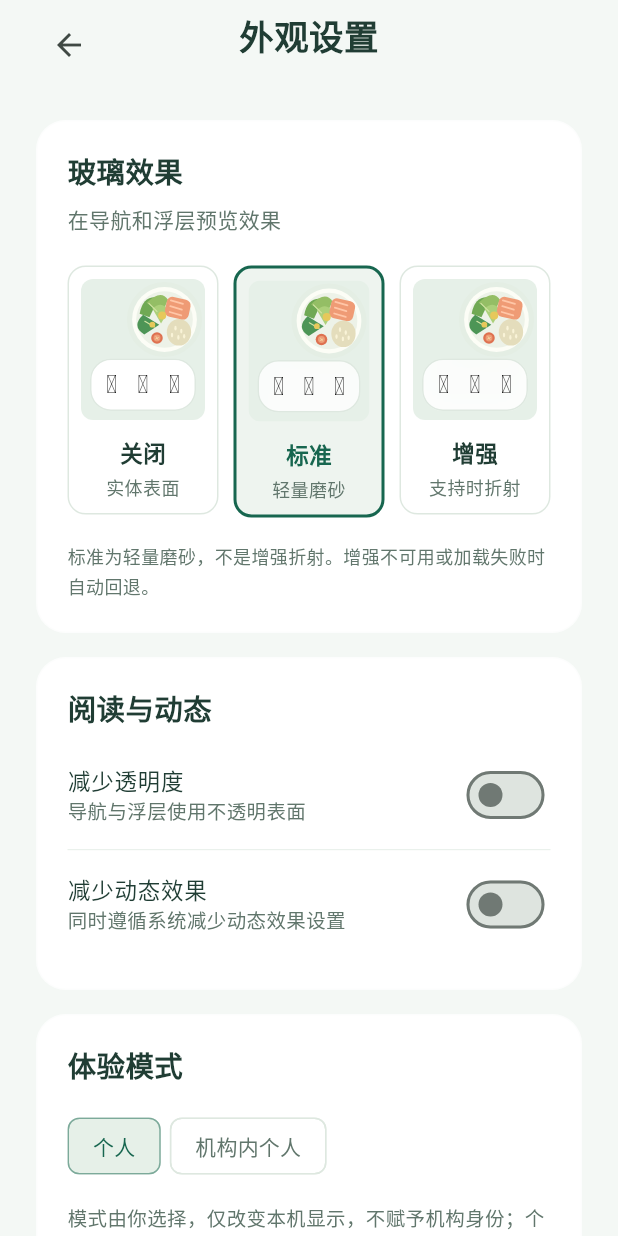
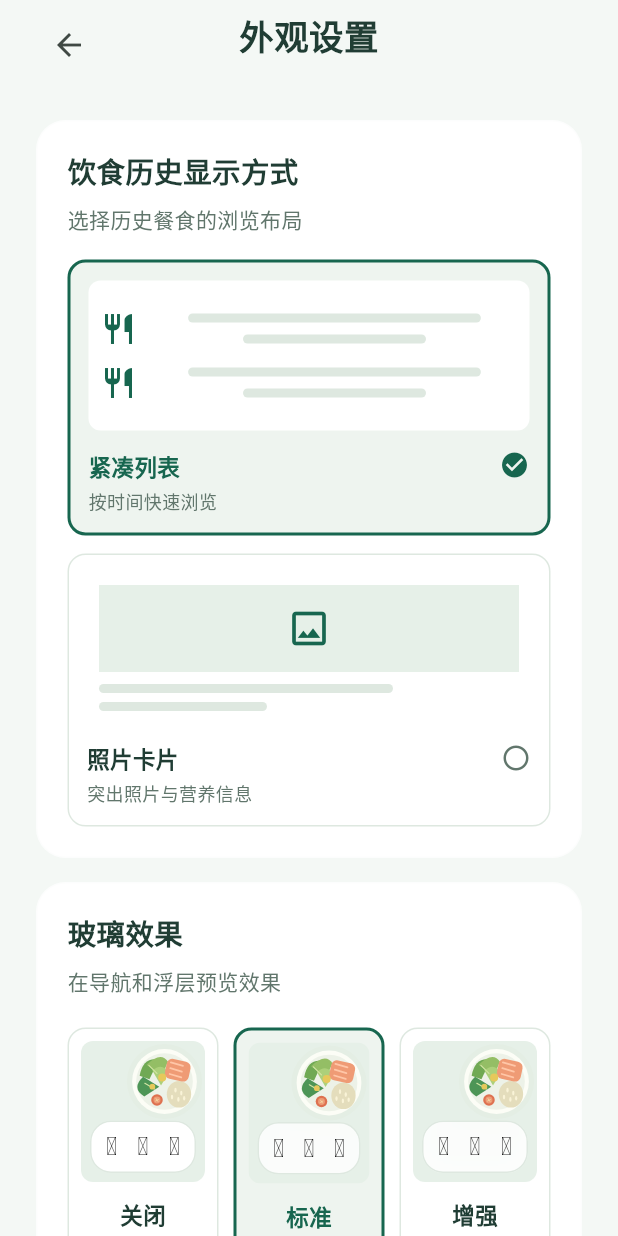
Before and after one commit to esunyao/DietClient, a Flutter app: the SettingsScreen screen opened by its route, on a phone screen of 412 x 824 dp. Run offline on Flutter 3.47's test engine with Material 3 defaults, Android fonts, the phone set to English and light mode, and no system bars; our stand-ins replace cookie_jar, dio, dio_cookie_manager, fl_chart, flutter_riverpod, flutter_secure_storage and 6 more; missing offline and left inert: crop_your_image, dart:js_interop, jose, liquid_glass_easy, openid_client; accounts and stored records are empty.

Commit message:
feat(settings): persist meal history layout selection

```diff
--- a/lib/features/settings/presentation/screens/settings_screen.dart
+++ b/lib/features/settings/presentation/screens/settings_screen.dart
@@ -7,6 +7,7 @@ import '../../../../core/presentation/display_state.dart';
 import '../../../../demo/demo_store.dart';
 import '../../../../core/config/ui_preview_config.dart';
 import '../widgets/glass_choice.dart';
+import '../widgets/meal_history_layout_choice.dart';
 
 class SettingsScreen extends ConsumerWidget {
   const SettingsScreen({super.key});
@@ -19,7 +20,7 @@ class SettingsScreen extends ConsumerWidget {
         title: Text(native ? '恢复默认外观？' : '恢复初始演示？'),
         content: Text(
           native
-              ? '仅恢复玻璃、透明度和动态效果；餐食、健康资料、授权和登录会话保持不变。'
+              ? '恢复紧凑列表及默认玻璃、透明度和动态效果；餐食、健康资料、授权和登录会话保持不变。'
               : '本次尚未持久化的演示修改与外观偏好将清除。不会退出真实登录会话。',
         ),
         actions: [
@@ -55,6 +56,43 @@ class SettingsScreen extends ConsumerWidget {
         ? ref.watch(demoProvider.select((s) => s.isInstitution))
         : ref.watch(displayStateProvider.select((s) => s.isInstitution));
     final wide = MediaQuery.sizeOf(context).width >= 1024;
+    final history = AppCard(
+      radius: wide ? 16 : 20,
+      child: Column(
+        crossAxisAlignment: CrossAxisAlignment.start,
+        children: [
+          const SectionHeading(title: '饮食历史显示方式'),
+          const SizedBox(height: 8),
+          const Text(
+            '选择历史餐食的浏览布局',
+            style: TextStyle(color: AppColors.muted, fontSize: 14),
+          ),
+          const SizedBox(height: 16),
+          LayoutBuilder(
+            builder: (context, constraints) {
+              final columns = constraints.maxWidth >= 340 ? 2 : 1;
+              final width =
+                  (constraints.maxWidth - (columns - 1) * 12) / columns;
+              return Wrap(
+                spacing: 12,
+                runSpacing: 12,
+                children: [
+                  for (final layout in MealHistoryLayout.values)
+                    MealHistoryLayoutChoice(
+                      width: width,
+                      layout: layout,
+                      selected: prefs.mealHistoryLayout == layout,
+                      onTap: prefs.loading || prefs.saving
+                          ? null
+                          : () => controller.setMealHistoryLayout(layout),
+                    ),
+                ],
+              );
+            },
+          ),
+        ],
+      ),
+    );
     final glass = AppCard(
       radius: wide ? 16 : 20,
       child: Column(
@@ -198,7 +236,7 @@ class SettingsScreen extends ConsumerWidget {
           const SizedBox(height: 12),
           Text(
             native
-                ? '恢复默认玻璃、透明度和动态效果，不清除餐食、健康资料、授权或会话。'
+                ? '恢复紧凑列表及默认玻璃、透明度和动态效果，不清除餐食、健康资料、授权或会话。'
                 : '清除本次内存里的编辑、计划、授权预览与报告版本，恢复初始样例。',
             style: TextStyle(color: AppColors.muted, fontSize: 13, height: 1.7),
           ),
@@ -229,7 +267,7 @@ class SettingsScreen extends ConsumerWidget {
         AbsorbPointer(
           absorbing: prefs.loading || prefs.saving,
           child: AdaptiveColumns(
-            main: [glass, accessibility],
+            main: [history, glass, accessibility],
             aside: [experience, reset],
           ),
         ),
--- /dev/null
+++ b/lib/features/settings/presentation/widgets/meal_history_layout_choice.dart
@@ -0,0 +1,154 @@
+import 'package:diet_ui/diet_ui.dart';
+import 'package:flutter/material.dart';
+
+import '../../../../core/presentation/ui_preferences.dart';
+
+class MealHistoryLayoutChoice extends StatelessWidget {
+  const MealHistoryLayoutChoice({
+    super.key,
+    required this.layout,
+    required this.selected,
+    required this.width,
+    required this.onTap,
+  });
+
+  final MealHistoryLayout layout;
+  final bool selected;
+  final double width;
+  final VoidCallback? onTap;
+
+  @override
+  Widget build(BuildContext context) {
+    final compact = layout == MealHistoryLayout.compact;
+    return Semantics(
+      button: true,
+      selected: selected,
+      enabled: onTap != null,
+      child: InkWell(
+        onTap: onTap,
+        borderRadius: BorderRadius.circular(12),
+        child: Container(
+          width: width,
+          padding: const EdgeInsets.all(12),
+          decoration: BoxDecoration(
+            color: selected ? AppColors.surfaceMuted : AppColors.surface,
+            borderRadius: BorderRadius.circular(12),
+            border: Border.all(
+              color: selected ? AppColors.primary : AppColors.line,
+              width: selected ? 2 : 1,
+            ),
+          ),
+          child: Column(
+            crossAxisAlignment: CrossAxisAlignment.start,
+            children: [
+              ExcludeSemantics(child: _LayoutPreview(compact: compact)),
+              const SizedBox(height: 12),
+              Row(
+                children: [
+                  Expanded(
+                    child: Text(
+                      compact ? '紧凑列表' : '照片卡片',
+                      style: TextStyle(
+                        color: selected ? AppColors.primary : AppColors.ink,
+                        fontSize: 15,
+                        fontWeight: FontWeight.w600,
+                      ),
+                    ),
+                  ),
+                  const SizedBox(width: 6),
+                  ExcludeSemantics(
+                    child: Icon(
+                      selected ? Icons.check_circle : Icons.circle_outlined,
+                      size: 20,
+                      color: selected ? AppColors.primary : AppColors.muted,
+                    ),
+                  ),
+                ],
+              ),
+              const SizedBox(height: 4),
+              Text(
+                compact ? '按时间快速浏览' : '突出照片与营养信息',
+                style: const TextStyle(fontSize: 12, color: AppColors.muted),
+              ),
+            ],
+          ),
+        ),
+      ),
+    );
+  }
+}
+
+class _LayoutPreview extends StatelessWidget {
+  const _LayoutPreview({required this.compact});
+
+  final bool compact;
+
+  Widget _line(double width) => FractionallySizedBox(
+    widthFactor: width,
+    alignment: Alignment.centerLeft,
+    child: Container(
+      height: 6,
+      decoration: BoxDecoration(
+        color: AppColors.line,
+        borderRadius: BorderRadius.circular(3),
+      ),
+    ),
+  );
+
+  @override
+  Widget build(BuildContext context) => Container(
+    height: 100,
+    padding: const EdgeInsets.all(8),
+    decoration: BoxDecoration(
+      color: AppColors.surface,
+      borderRadius: BorderRadius.circular(8),
+    ),
+    child: compact
+        ? Column(
+            mainAxisAlignment: MainAxisAlignment.spaceEvenly,
+            children: [
+              for (var index = 0; index < 2; index++)
+                Row(
+                  children: [
+                    const Icon(
+                      Icons.restaurant_outlined,
+                      size: 24,
+                      color: AppColors.primary,
+                    ),
+                    const SizedBox(width: 10),
+                    Expanded(
+                      child: Column(
+                        children: [
+                          _line(.8),
+                          const SizedBox(height: 8),
+                          _line(.5),
+                        ],
+                      ),
+                    ),
+                  ],
+                ),
+            ],
+          )
+        : Column(
+            crossAxisAlignment: CrossAxisAlignment.start,
+            children: [
+              const Expanded(
+                child: ColoredBox(
+                  color: AppColors.greenSoft,
+                  child: Center(
+                    child: Icon(
+                      Icons.image_outlined,
+                      color: AppColors.primary,
+                      size: 30,
+                    ),
+                  ),
+                ),
+              ),
+              const SizedBox(height: 8),
+              _line(.7),
+              const SizedBox(height: 6),
+              _line(.4),
+            ],
+          ),
+  );
+}
```
Also changed, not shown: lib/core/presentation/ui_preferences.dart (+17 -0 lines), 4 other files.
